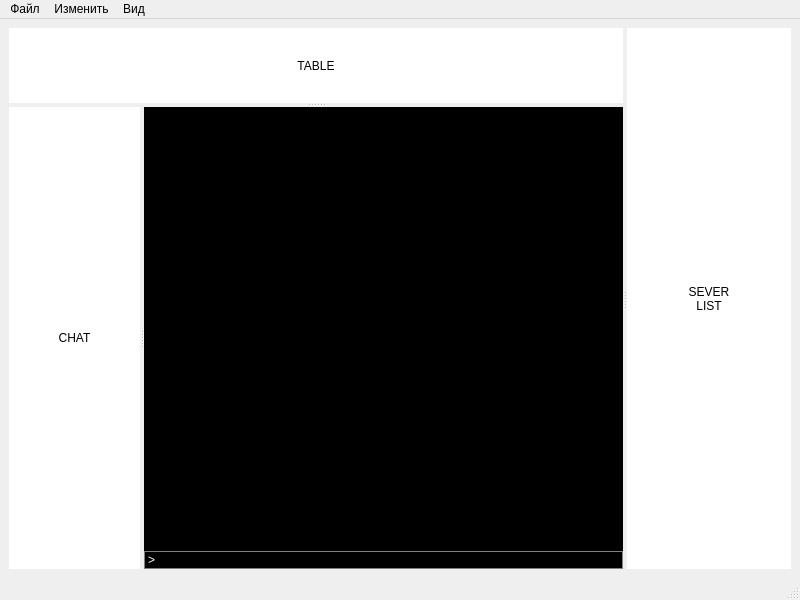
This is mainwindow.ui in Akamiblade1297/CardsGame_Client as Qt 5 draws it before an edit. The edited form follows.
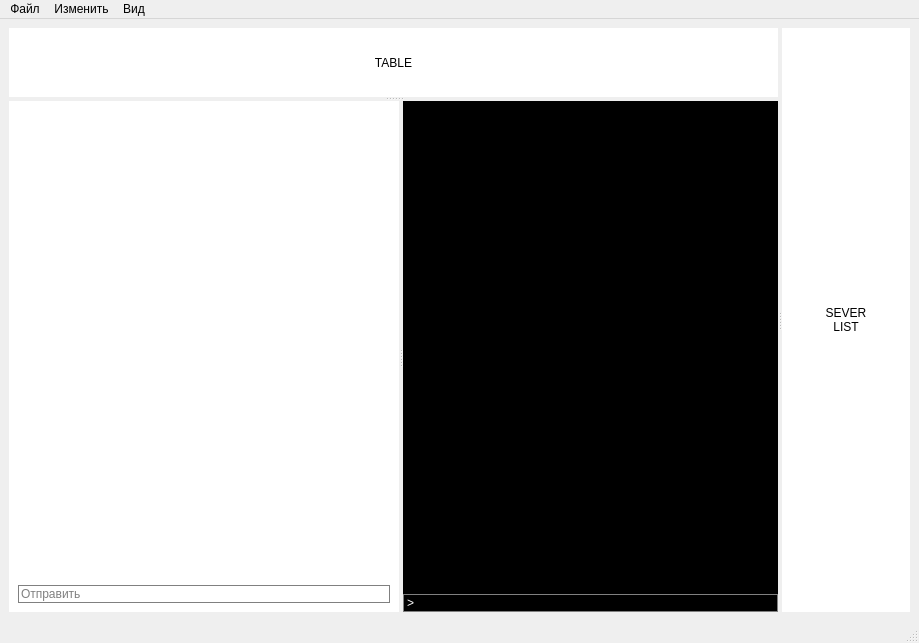
This is the edited form. Icons and pictures are not drawn.

Commit message: Console ESC and Single-quote + protocol fixes + Chat with Autocomplete

What changed in the file:
```diff
--- a/mainwindow.ui
+++ b/mainwindow.ui
@@ -6,8 +6,8 @@
    <rect>
     <x>0</x>
     <y>0</y>
-    <width>800</width>
-    <height>600</height>
+    <width>919</width>
+    <height>643</height>
    </rect>
   </property>
   <property name="windowTitle">
@@ -64,15 +64,136 @@
          <property name="enabled">
           <bool>true</bool>
          </property>
-         <layout class="QGridLayout" name="gridLayout_2">
-          <item row="0" column="0">
-           <widget class="QLabel" name="label_3">
-            <property name="text">
-             <string>CHAT</string>
+         <property name="styleSheet">
+          <string notr="true">QWidget {
+	background-color: white;
+	color: black;
+	border: 0px;
+}</string>
+         </property>
+         <layout class="QVBoxLayout" name="verticalLayout_2">
+          <property name="spacing">
+           <number>0</number>
+          </property>
+          <property name="leftMargin">
+           <number>9</number>
+          </property>
+          <property name="topMargin">
+           <number>9</number>
+          </property>
+          <property name="rightMargin">
+           <number>9</number>
+          </property>
+          <property name="bottomMargin">
+           <number>9</number>
+          </property>
+          <item>
+           <widget class="QScrollArea" name="ChatScrollArea">
+            <property name="verticalScrollBarPolicy">
+             <enum>Qt::ScrollBarPolicy::ScrollBarAsNeeded</enum>
+            </property>
+            <property name="horizontalScrollBarPolicy">
+             <enum>Qt::ScrollBarPolicy::ScrollBarAlwaysOff</enum>
+            </property>
+            <property name="sizeAdjustPolicy">
+             <enum>QAbstractScrollArea::SizeAdjustPolicy::AdjustToContents</enum>
+            </property>
+            <property name="widgetResizable">
+             <bool>true</bool>
             </property>
             <property name="alignment">
-             <set>Qt::AlignmentFlag::AlignCenter</set>
+             <set>Qt::AlignmentFlag::AlignBottom|Qt::AlignmentFlag::AlignLeading|Qt::AlignmentFlag::AlignLeft</set>
             </property>
+            <widget class="QWidget" name="ChatScrollAreaWidgetContents">
+             <property name="geometry">
+              <rect>
+               <x>0</x>
+               <y>0</y>
+               <width>330</width>
+               <height>383</height>
+              </rect>
+             </property>
+             <layout class="QGridLayout" name="gridLayout_7">
+              <property name="leftMargin">
+               <number>0</number>
+              </property>
+              <property name="topMargin">
+               <number>0</number>
+              </property>
+              <property name="rightMargin">
+               <number>0</number>
+              </property>
+              <property name="bottomMargin">
+               <number>0</number>
+              </property>
+              <property name="spacing">
+               <number>0</number>
+              </property>
+              <item row="0" column="0">
+               <widget class="QLabel" name="ChatOut">
+                <property name="frameShape">
+                 <enum>QFrame::Shape::NoFrame</enum>
+                </property>
+                <property name="frameShadow">
+                 <enum>QFrame::Shadow::Plain</enum>
+                </property>
+                <property name="lineWidth">
+                 <number>2</number>
+                </property>
+                <property name="midLineWidth">
+                 <number>0</number>
+                </property>
+                <property name="text">
+                 <string/>
+                </property>
+                <property name="textFormat">
+                 <enum>Qt::TextFormat::RichText</enum>
+                </property>
+                <property name="alignment">
+                 <set>Qt::AlignmentFlag::AlignLeading|Qt::AlignmentFlag::AlignLeft|Qt::AlignmentFlag::AlignTop</set>
+                </property>
+                <property name="textInteractionFlags">
+                 <set>Qt::TextInteractionFlag::LinksAccessibleByMouse|Qt::TextInteractionFlag::TextSelectableByMouse</set>
+                </property>
+               </widget>
+              </item>
+             </layout>
+            </widget>
+           </widget>
+          </item>
+          <item>
+           <widget class="QWidget" name="ChatInWidget" native="true">
+            <property name="styleSheet">
+             <string notr="true">QObject {
+	background-color: white;
+	color: black;
+	border: 1px solid grey;
+}</string>
+            </property>
+            <layout class="QGridLayout" name="gridLayout_8">
+             <property name="leftMargin">
+              <number>0</number>
+             </property>
+             <property name="topMargin">
+              <number>0</number>
+             </property>
+             <property name="rightMargin">
+              <number>0</number>
+             </property>
+             <property name="bottomMargin">
+              <number>0</number>
+             </property>
+             <property name="spacing">
+              <number>0</number>
+             </property>
+             <item row="0" column="0">
+              <widget class="QLineEdit" name="ChatIn">
+               <property name="placeholderText">
+                <string>Отправить</string>
+               </property>
+              </widget>
+             </item>
+            </layout>
            </widget>
           </item>
          </layout>
@@ -111,8 +232,8 @@
               <rect>
                <x>0</x>
                <y>0</y>
-               <width>424</width>
-               <height>351</height>
+               <width>371</width>
+               <height>383</height>
               </rect>
              </property>
              <layout class="QGridLayout" name="gridLayout_6">
@@ -238,7 +359,7 @@
     <rect>
      <x>0</x>
      <y>0</y>
-     <width>800</width>
+     <width>919</width>
      <height>25</height>
     </rect>
    </property>
```
Left out of the diff: 6 changed lines with no effect on the pictures. The commit also changes 12 other files.
